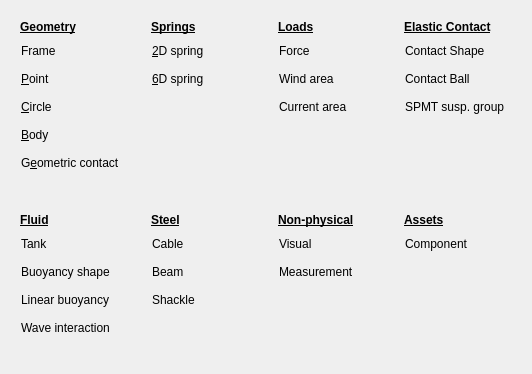
Qt form guis/menu_nodetypes.ui (RubendeBruin/DAVE) before a commit.
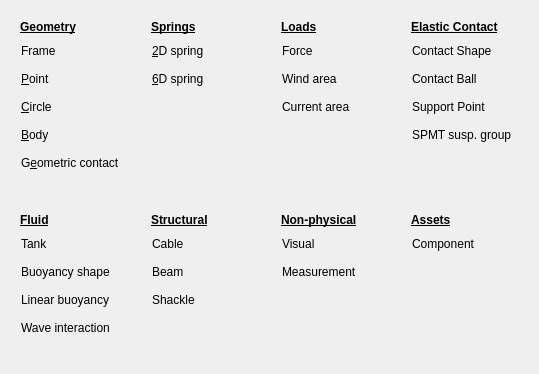
The same form after that commit. Icons and pictures are not drawn.

```diff
--- a/guis/menu_nodetypes.ui
+++ b/guis/menu_nodetypes.ui
@@ -6,7 +6,7 @@
    <rect>
     <x>0</x>
     <y>0</y>
-    <width>532</width>
+    <width>539</width>
     <height>374</height>
    </rect>
   </property>
@@ -285,6 +285,20 @@
         </property>
        </widget>
       </item>
+      <item>
+       <widget class="QPushButton" name="pbSupportPoint">
+        <property name="text">
+         <string>Support Point</string>
+        </property>
+        <property name="icon">
+         <iconset resource="resources.qrc">
+          <normaloff>:/v2/icons/supportpoint.svg</normaloff>:/v2/icons/supportpoint.svg</iconset>
+        </property>
+        <property name="flat">
+         <bool>true</bool>
+        </property>
+       </widget>
+      </item>
       <item>
        <widget class="QPushButton" name="pbSPMT">
         <property name="text">
@@ -439,7 +453,7 @@
          <string>text-align:left</string>
         </property>
         <property name="text">
-         <string>Steel</string>
+         <string>Structural</string>
         </property>
        </widget>
       </item>
```
